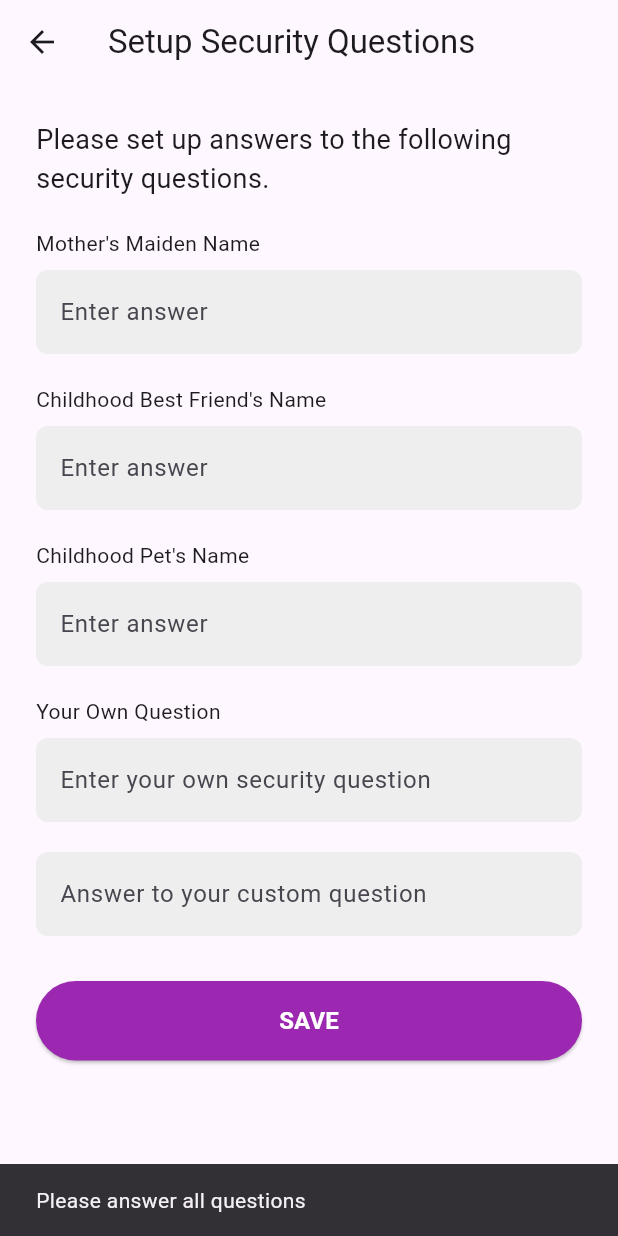
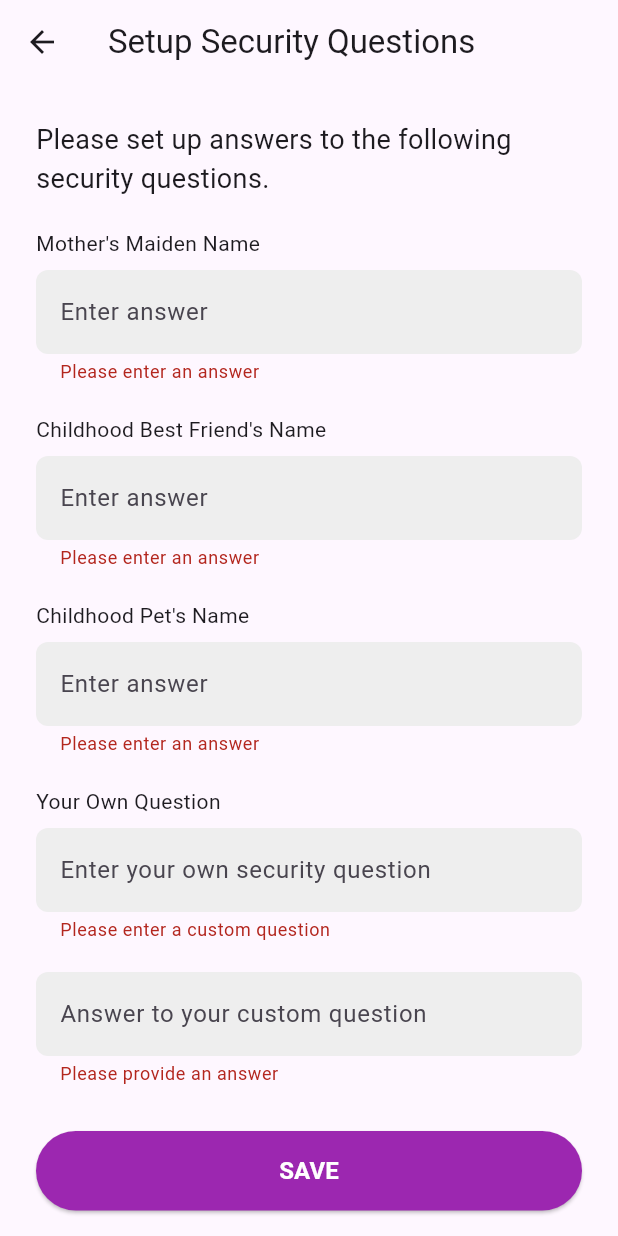
Before and after one commit to dhananjayaaps/biomark, a Flutter app: the SecurityQuestionsSetupPage screen opened by its route, after a tap on "SAVE", on a phone screen of 412 x 824 dp. Run offline on Flutter 3.47's test engine with Material 3 defaults, Android fonts, the phone set to English and light mode, and no system bars; our stand-ins replace shared_preferences, sqflite; accounts and stored records are empty.

```diff
--- a/lib/main.dart
+++ b/lib/main.dart
@@ -35,7 +35,7 @@ class _MyAppState extends State<MyApp> {
       theme: ThemeData.light(),
       darkTheme: ThemeData.dark(),
       themeMode: isDarkMode ? ThemeMode.dark : ThemeMode.light,
-      initialRoute: '/',
+      initialRoute: '/securityquiz',
       routes: {
         '/': (context) => WelcomePage(),
         '/settings': (context) => SettingsPage(),
--- a/lib/securityquiz_page.dart
+++ b/lib/securityquiz_page.dart
@@ -1,11 +1,81 @@
 import 'package:flutter/material.dart';
+import 'dart:convert'; // For JSON encoding
+import 'package:http/http.dart' as http;
+import 'package:shared_preferences/shared_preferences.dart';
 
-class SecurityQuestionsSetupPage extends StatelessWidget {
-  final TextEditingController _motherMaidenNameController = TextEditingController();
+class SecurityQuestionsSetupPage extends StatefulWidget {
+  @override
+  _SecurityQuestionsSetupPageState createState() =>
+      _SecurityQuestionsSetupPageState();
+}
+
+class _SecurityQuestionsSetupPageState
+    extends State<SecurityQuestionsSetupPage> {
+  // TextEditingControllers for the form fields
+  final TextEditingController _motherMaidenNameController =
+  TextEditingController();
   final TextEditingController _bestFriendController = TextEditingController();
-  final TextEditingController _childhoodPetController = TextEditingController();
-  final TextEditingController _customQuestionController = TextEditingController();
-  final TextEditingController _customAnswerController = TextEditingController();
+  final TextEditingController _childhoodPetController =
+  TextEditingController();
+  final TextEditingController _customQuestionController =
+  TextEditingController();
+  final TextEditingController _customAnswerController =
+  TextEditingController();
+
+  final _formKey = GlobalKey<FormState>();
+
+  // Function to send data to the backend
+  Future<void> saveSecurityQuestions() async {
+    if (_formKey.currentState!.validate()) {
+      // Gather the data from the text controllers
+      final String motherMaidenName = _motherMaidenNameController.text;
+      final String bestFriend = _bestFriendController.text;
+      final String childhoodPet = _childhoodPetController.text;
+      final String customQuestion = _customQuestionController.text;
+      final String customAnswer = _customAnswerController.text;
+
+      // Prepare the request body
+      final Map<String, dynamic> requestBody = {
+        'securityQuestions': {
+          'motherMaidenName': motherMaidenName.toLowerCase(),
+          'bestFriend': bestFriend.toLowerCase(),
+          'childhoodPet': childhoodPet.toLowerCase(),
+          'customQuestion': customQuestion.toLowerCase(),
+          'customAnswer': customAnswer,
+        }
+      };
+
+      try {
+        final prefs = await SharedPreferences.getInstance();
+        final token = prefs.getString('token');
+
+        final response = await http.put(
+          Uri.parse('http://192.168.56.1:4000/user/update'),
+          headers: {
+            'Content-Type': 'application/json',
+            'Cookie': 'token=$token',
+          },
+          body: json.encode(requestBody),
+        );
+
+        if (response.statusCode == 200) {
+
+          ScaffoldMessenger.of(context).showSnackBar(
+            SnackBar(content: Text('Security questions saved successfully!')),
+          );
+          // Navigator.pushNamed(context, '/home');
+        } else {
+          ScaffoldMessenger.of(context).showSnackBar(
+            SnackBar(content: Text('Failed to save security questions.')),
+          );
+        }
+      } catch (error) {
+        ScaffoldMessenger.of(context).showSnackBar(
+          SnackBar(content: Text('An error occurred. Please try again.')),
+        );
+      }
+    }
+  }
 
   @override
   Widget build(BuildContext context) {
@@ -15,6 +85,8 @@ class SecurityQuestionsSetupPage extends StatelessWidget {
       ),
       body: SingleChildScrollView(
         padding: EdgeInsets.all(24.0),
+        child: Form(
+          key: _formKey,
           child: Column(
             crossAxisAlignment: CrossAxisAlignment.start,
             children: [
@@ -27,7 +99,7 @@ class SecurityQuestionsSetupPage extends StatelessWidget {
               // Mother's Maiden Name Question
               Text('Mother\'s Maiden Name'),
               SizedBox(height: 8),
-            TextField(
+              TextFormField(
                 controller: _motherMaidenNameController,
                 decoration: InputDecoration(
                   hintText: 'Enter answer',
@@ -38,13 +110,19 @@ class SecurityQuestionsSetupPage extends StatelessWidget {
                     borderSide: BorderSide.none,
                   ),
                 ),
+                validator: (value) {
+                  if (value!.isEmpty) {
+                    return 'Please enter an answer';
+                  }
+                  return null;
+                },
               ),
               SizedBox(height: 20),
 
               // Childhood Best Friend's Name Question
               Text('Childhood Best Friend\'s Name'),
               SizedBox(height: 8),
-            TextField(
+              TextFormField(
                 controller: _bestFriendController,
                 decoration: InputDecoration(
                   hintText: 'Enter answer',
@@ -55,13 +133,19 @@ class SecurityQuestionsSetupPage extends StatelessWidget {
                     borderSide: BorderSide.none,
                   ),
                 ),
+                validator: (value) {
+                  if (value!.isEmpty) {
+                    return 'Please enter an answer';
+                  }
+                  return null;
+                },
               ),
               SizedBox(height: 20),
 
               // Childhood Pet's Name Question
               Text('Childhood Pet\'s Name'),
               SizedBox(height: 8),
-            TextField(
+              TextFormField(
                 controller: _childhoodPetController,
                 decoration: InputDecoration(
                   hintText: 'Enter answer',
@@ -72,13 +156,19 @@ class SecurityQuestionsSetupPage extends StatelessWidget {
                     borderSide: BorderSide.none,
                   ),
                 ),
+                validator: (value) {
+                  if (value!.isEmpty) {
+                    return 'Please enter an answer';
+                  }
+                  return null;
+                },
               ),
               SizedBox(height: 20),
 
               // Custom Question
               Text('Your Own Question'),
               SizedBox(height: 8),
-            TextField(
+              TextFormField(
                 controller: _customQuestionController,
                 decoration: InputDecoration(
                   hintText: 'Enter your own security question',
@@ -89,11 +179,17 @@ class SecurityQuestionsSetupPage extends StatelessWidget {
                     borderSide: BorderSide.none,
                   ),
                 ),
+                validator: (value) {
+                  if (value!.isEmpty) {
+                    return 'Please enter a custom question';
+                  }
+                  return null;
+                },
               ),
               SizedBox(height: 20),
 
               // Answer for Custom Question
-            TextField(
+              TextFormField(
                 controller: _customAnswerController,
                 decoration: InputDecoration(
                   hintText: 'Answer to your custom question',
@@ -104,6 +200,12 @@ class SecurityQuestionsSetupPage extends StatelessWidget {
                     borderSide: BorderSide.none,
                   ),
                 ),
+                validator: (value) {
+                  if (value!.isEmpty) {
+                    return 'Please provide an answer';
+                  }
+                  return null;
+                },
               ),
               SizedBox(height: 30),
 
@@ -111,26 +213,7 @@ class SecurityQuestionsSetupPage extends StatelessWidget {
               SizedBox(
                 width: double.infinity,
                 child: ElevatedButton(
-                onPressed: () {
-                  // Retrieve all answers
-                  String motherMaidenName = _motherMaidenNameController.text;
-                  String bestFriend = _bestFriendController.text;
-                  String childhoodPet = _childhoodPetController.text;
-                  String customQuestion = _customQuestionController.text;
-                  String customAnswer = _customAnswerController.text;
-
-                  if (motherMaidenName.isNotEmpty && bestFriend.isNotEmpty &&
-                      childhoodPet.isNotEmpty && customQuestion.isNotEmpty && customAnswer.isNotEmpty) {
-                    ScaffoldMessenger.of(context).showSnackBar(
-                      SnackBar(content: Text('Security questions saved successfully')),
-                    );
-                    Navigator.pushNamed(context, '/home'); // Navigate to home page after saving
-                  } else {
-                    ScaffoldMessenger.of(context).showSnackBar(
-                      SnackBar(content: Text('Please answer all questions')),
-                    );
-                  }
-                },
+                  onPressed: saveSecurityQuestions,
                   style: ElevatedButton.styleFrom(
                     backgroundColor: Colors.purple,
                     padding: EdgeInsets.symmetric(vertical: 15),
@@ -151,6 +234,7 @@ class SecurityQuestionsSetupPage extends StatelessWidget {
             ],
           ),
         ),
+      ),
     );
   }
 }
--- a/lib/welcome.dart
+++ b/lib/welcome.dart
@@ -21,7 +21,7 @@ class _WelcomePageState extends State<WelcomePage> {
     final token = prefs.getString('token');
     if (token != null && token.isNotEmpty) {
       // User is logged in, navigate to the home page
-      Navigator.pushReplacementNamed(context, '/home');
+      // Navigator.pushReplacementNamed(context, '/home');
     }
   }
 
```
Lines whose indentation alone changed are shown as unchanged.
